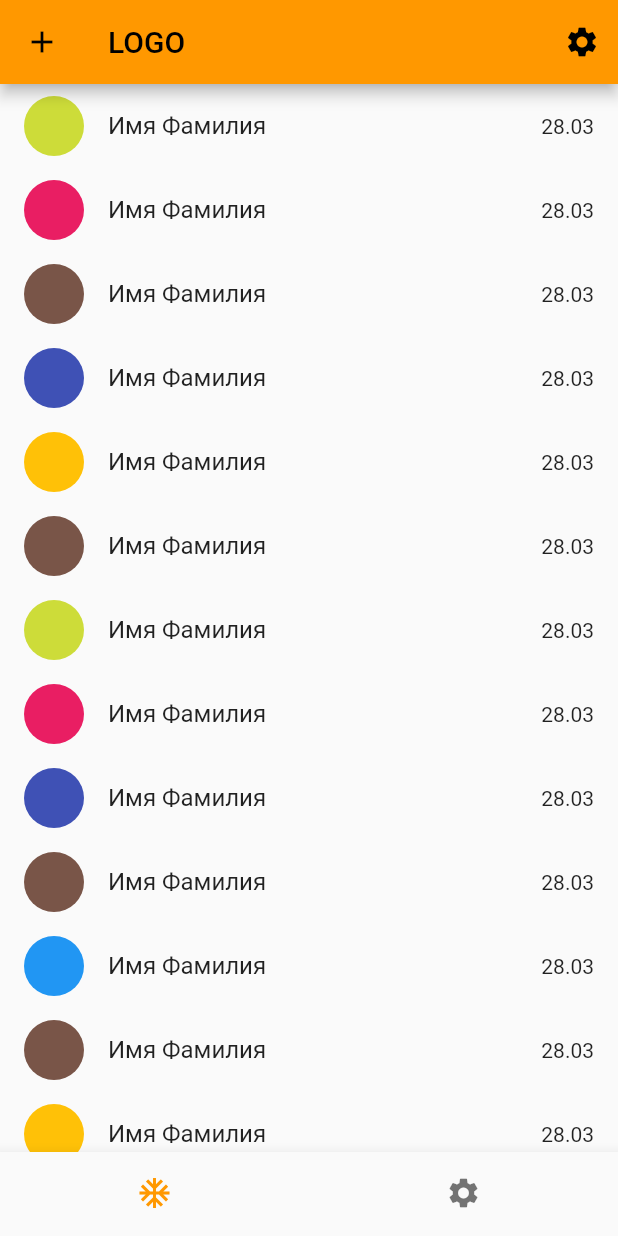
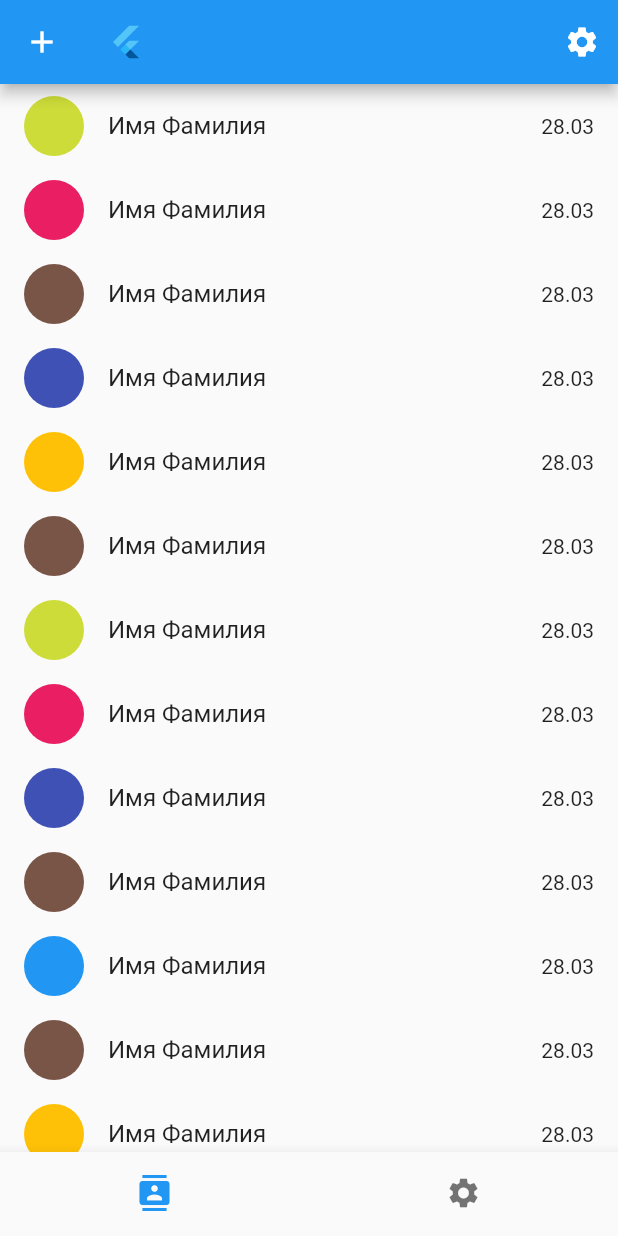
Before and after one commit to SDNS-team/birthday-app, a Flutter app: the screen it shows after launch, on a phone screen of 412 x 824 dp. Run offline on Flutter 3.47's test engine with Material 2 defaults, Android fonts, the phone set to English and light mode, and no system bars; our stand-ins replace flutter_riverpod, freezed_annotation, isar, state_notifier; missing offline and left inert: isar_connect; accounts and stored records are empty.

Commit message:
safe skin getter & cleanup

```diff
--- a/lib/app_builder/app.dart
+++ b/lib/app_builder/app.dart
@@ -12,7 +12,7 @@ class App extends StatelessWidget {
       child: MaterialApp(
         title: 'Birthday App Demo',
         theme: ThemeData(
-          primarySwatch: Colors.orange,
+          primarySwatch: Colors.blue,
         ),
         home: const AppBuilder(),
       ),
--- a/lib/app_builder/app_builder.dart
+++ b/lib/app_builder/app_builder.dart
@@ -1,15 +1,15 @@
+import 'package:flutter/cupertino.dart';
 import 'package:flutter/material.dart';
 import 'package:flutter_riverpod/flutter_riverpod.dart';
 
-import '../components/skins/scaffold/page_skins.dart';
 import '../components/skins/scaffold/scaffold_classic.dart';
 import '../components/skins/scaffold/scaffold_iphone1.dart';
+import '../components/skins/scaffold/widget_skins.dart';
 import '../friends/page/friends_classic.dart';
 import '../friends/page/friends_ipone1.dart';
 import '../providers.dart';
 import '../settigns/page/settings_classic.dart';
 import '../settigns/page/settings_iphone1.dart';
-import '../skin_switcher/skin.dart';
 import '../skin_switcher/skin_switcher.dart';
 
 class AppBuilder extends StatefulWidget {
@@ -29,49 +29,53 @@ class _AppBuilderState extends State<AppBuilder> {
 class BottomNavBuilder extends ConsumerWidget {
   const BottomNavBuilder({Key? key}) : super(key: key);
 
+  BottomNavigationBarItem _navItem(IconData icon, String label) {
+    return BottomNavigationBarItem(
+      icon: Icon(icon),
+      label: label,
+    );
+  }
+
   @override
   Widget build(BuildContext context, WidgetRef ref) {
-    const friendsTabIcon = BottomNavigationBarItem(
-      icon: Icon(Icons.ac_unit),
-      label: '',
-    );
-    const settingsTabIcon = BottomNavigationBarItem(
-      icon: Icon(Icons.settings),
-      label: '',
-    );
-
     final fInteractor = ref.watch(friendsInteractor);
     final sInteractor = ref.watch(settingsInteractor);
 
     final friendsPage = TabPageSkins(
-      navigationBarItem: friendsTabIcon,
-      skins: PageSkins(
-        {
-          Skin.classic: (context) => FriendsPage(interactor: fInteractor),
-          Skin.iphone1: (context) =>
-              FriendsIphone1Page(interactor: fInteractor),
-        },
+      navigationBarItemSkins: SafeSkinGetter(
+        classic: _navItem(Icons.contacts, 'Friends'),
+        iphone1: _navItem(CupertinoIcons.person_2, 'Friends'),
+      ),
+      skins: WidgetSkinBuilder(
+        SafeSkinGetter(
+          classic: (context) => FriendsPage(interactor: fInteractor),
+          iphone1: (context) => FriendsIphone1Page(interactor: fInteractor),
+        ),
       ),
     );
 
     final settingsPage = TabPageSkins(
-      navigationBarItem: settingsTabIcon,
-      skins: PageSkins(
-        {
-          Skin.classic: (context) => SettingsPage(interactor: sInteractor),
-          Skin.iphone1: (context) =>
-              SettingsIphone1Page(interactor: sInteractor),
-        },
+      navigationBarItemSkins: SafeSkinGetter(
+        classic: _navItem(Icons.settings, 'Settings'),
+        iphone1: _navItem(CupertinoIcons.settings, 'Settings'),
+      ),
+      skins: WidgetSkinBuilder(
+        SafeSkinGetter(
+          classic: (context) => SettingsPage(interactor: sInteractor),
+          iphone1: (context) => SettingsIphone1Page(interactor: sInteractor),
+        ),
       ),
     );
 
     final pages = [friendsPage, settingsPage];
 
     return SkinSwitcher(
-      skins: {
-        Skin.classic: (context) => ClassicScaffold(bottomPages: pages),
-        Skin.iphone1: (context) => IPhoneScaffold(bottomPages: pages),
-      },
+      skinBuilder: WidgetSkinBuilder(
+        SafeSkinGetter(
+          classic: (context) => ClassicScaffold(bottomPages: pages),
+          iphone1: (context) => IPhoneScaffold(bottomPages: pages),
+        ),
+      ),
     );
   }
 }
--- a/lib/components/skins/scaffold/page_skins.dart
+++ /dev/null
@@ -1,36 +0,0 @@
-import 'package:flutter/material.dart';
-
-import '../../../skin_switcher/skin.dart';
-
-class TabPageSkins {
-  final BottomNavigationBarItem navigationBarItem;
-  final PageSkins skins;
-
-  const TabPageSkins({required this.navigationBarItem, required this.skins});
-}
-
-class PageSkins {
-  final Map<Skin, WidgetBuilder> skins;
-
-  const PageSkins(this.skins);
-
-  Widget build(Skin skin, BuildContext context) {
-    final builder = skins[skin];
-    if (builder == null) {
-      throw SkinNotFound(skin);
-    }
-
-    return builder(context);
-  }
-}
-
-class SkinNotFound extends Error {
-  final Skin skin;
-
-  SkinNotFound(this.skin);
-
-  @override
-  String toString() {
-    return 'No widget found for $skin!';
-  }
-}
--- a/lib/components/skins/scaffold/scaffold_classic.dart
+++ b/lib/components/skins/scaffold/scaffold_classic.dart
@@ -4,7 +4,7 @@ import 'package:flutter_riverpod/flutter_riverpod.dart';
 import '../../../providers.dart';
 import '../../../skin_switcher/skin.dart';
 import '../concrete_skin.dart';
-import 'page_skins.dart';
+import 'widget_skins.dart';
 
 class ClassicScaffold extends ConsumerStatefulWidget {
   const ClassicScaffold({Key? key, required this.bottomPages})
@@ -30,8 +30,10 @@ class _ClassicScaffoldState extends ConsumerState<ClassicScaffold>
       body: widget.bottomPages[current].skins.build(skin, context),
       bottomNavigationBar: BottomNavigationBar(
         currentIndex: current,
-        items: widget.bottomPages.map((p) => p.navigationBarItem).toList(),
-        onTap: (index) => setState(() => stateHolder.navigateTo(index)),
+        items: widget.bottomPages
+            .map((p) => p.navigationBarItemSkins.get(skin))
+            .toList(),
+        onTap: (index) => stateHolder.navigateTo(index),
         showSelectedLabels: false,
         showUnselectedLabels: false,
       ),
--- /dev/null
+++ b/lib/components/skins/scaffold/widget_skins.dart
@@ -0,0 +1,52 @@
+import 'package:flutter/material.dart';
+
+import '../../../skin_switcher/skin.dart';
+
+class TabPageSkins {
+  final SafeSkinGetter<BottomNavigationBarItem> navigationBarItemSkins;
+  final WidgetSkinBuilder skins;
+
+  const TabPageSkins({
+    required this.navigationBarItemSkins,
+    required this.skins,
+  });
+}
+
+class WidgetSkinBuilder {
+  final SafeSkinGetter<WidgetBuilder> skins;
+
+  const WidgetSkinBuilder(this.skins);
+
+  Widget build(Skin skin, BuildContext context) {
+    final builder = skins.get(skin);
+
+    return builder(context);
+  }
+}
+
+class SafeSkinGetter<T> {
+  final T classic;
+  final T iphone1;
+
+  const SafeSkinGetter({required this.classic, required this.iphone1});
+
+  T get(Skin skin) {
+    switch (skin) {
+      case Skin.classic:
+        return classic;
+      case Skin.iphone1:
+        return iphone1;
+    }
+  }
+}
+
+class SkinNotFound extends Error {
+  final Skin skin;
+
+  SkinNotFound(this.skin);
+
+  @override
+  String toString() {
+    return 'No widget found for $skin!';
+  }
+}
--- a/lib/friends/page/friends_classic.dart
+++ b/lib/friends/page/friends_classic.dart
@@ -2,6 +2,8 @@ import 'package:flutter/material.dart';
 
 import '../../utils/random_color.dart';
 import '../contacts_interactor.dart';
+
+final _pageKey = GlobalKey();
 
 class FriendsPage extends StatelessWidget {
   const FriendsPage({Key? key, required this.interactor}) : super(key: key);
@@ -11,6 +13,7 @@ class FriendsPage extends StatelessWidget {
   @override
   Widget build(BuildContext context) {
     return Scaffold(
+      key: _pageKey,
       appBar: _buildAppBar(context),
       body: _buildBody(context),
     );
@@ -24,7 +27,7 @@ class FriendsPage extends StatelessWidget {
           interactor.addContact(context);
         },
       ),
-      title: const Text('LOGO'),
+      title: const FlutterLogo(),
       actions: [
         IconButton(
           icon: const Icon(Icons.settings),
--- a/lib/skin_switcher/skin_switcher.dart
+++ b/lib/skin_switcher/skin_switcher.dart
@@ -1,40 +1,19 @@
 import 'package:flutter/material.dart';
 import 'package:flutter_riverpod/flutter_riverpod.dart';
 
+import '../components/skins/scaffold/widget_skins.dart';
 import '../providers.dart';
-import 'skin.dart';
 
 /// Переключает скины приложения.
 class SkinSwitcher extends ConsumerWidget {
-  const SkinSwitcher({Key? key, required this.skins}) : super(key: key);
+  const SkinSwitcher({Key? key, required this.skinBuilder}) : super(key: key);
 
-  final Map<Skin, WidgetBuilder> skins;
+  final WidgetSkinBuilder skinBuilder;
 
   @override
   Widget build(BuildContext context, WidgetRef ref) {
     final skin = ref.watch(settingsStateProvider.select((s) => s.skin));
 
-    final builder = skins[skin];
-    if (builder != null) {
-      return builder(context);
-    }
-
-    return const _UnknownSkin();
+    return skinBuilder.build(skin, context);
   }
 }
-
-class _UnknownSkin extends StatelessWidget {
-  const _UnknownSkin({Key? key}) : super(key: key);
-
-  @override
-  Widget build(BuildContext context) {
-    return Scaffold(
-      appBar: AppBar(
-        title: const Text('😢'),
-      ),
-      body: const Center(
-        child: Text('Unknown Skin!'),
-      ),
-    );
-  }
-}
```
Also changed, not shown: lib/components/skins/scaffold/scaffold_iphone1.dart (+5 -3 lines), lib/friends/page/friends_ipone1.dart (+12 -11 lines).
